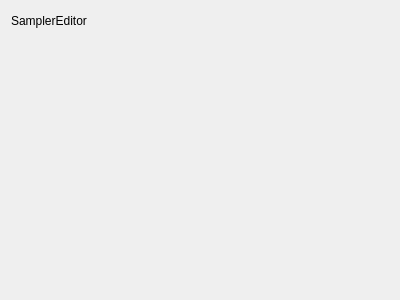
The window that Tools/Editor/samplereditor/samplereditorwidget.ui (marcellfischbach/CobaltSKY) describes before a commit, drawn with Qt 5.
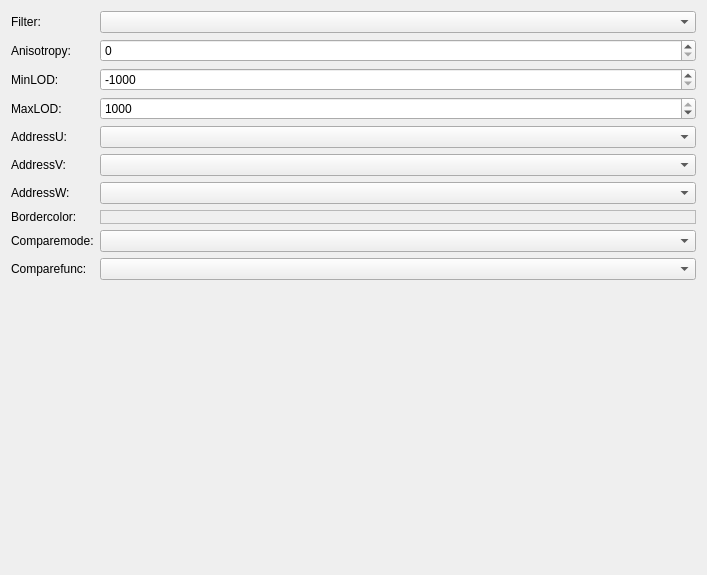
The same window after the commit.

Diff of the .ui file:
```diff
--- a/Tools/Editor/samplereditor/samplereditorwidget.ui
+++ b/Tools/Editor/samplereditor/samplereditorwidget.ui
@@ -6,8 +6,8 @@
    <rect>
     <x>0</x>
     <y>0</y>
-    <width>400</width>
-    <height>300</height>
+    <width>707</width>
+    <height>575</height>
    </rect>
   </property>
   <property name="windowTitle">
@@ -16,25 +16,142 @@
   <layout class="QGridLayout" name="gridLayout">
    <item row="0" column="0">
     <widget class="QLabel" name="label">
+     <property name="sizePolicy">
+      <sizepolicy hsizetype="Maximum" vsizetype="Preferred">
+       <horstretch>0</horstretch>
+       <verstretch>0</verstretch>
+      </sizepolicy>
+     </property>
      <property name="text">
-      <string>SamplerEditor</string>
+      <string>Filter:</string>
      </property>
     </widget>
    </item>
    <item row="0" column="1">
-    <spacer name="horizontalSpacer">
-     <property name="orientation">
-      <enum>Qt::Horizontal</enum>
-     </property>
-     <property name="sizeHint" stdset="0">
-      <size>
-       <width>287</width>
-       <height>20</height>
-      </size>
-     </property>
-    </spacer>
+    <widget class="QComboBox" name="cbFilter"/>
    </item>
    <item row="1" column="0">
+    <widget class="QLabel" name="label_2">
+     <property name="text">
+      <string>Anisotropy:</string>
+     </property>
+    </widget>
+   </item>
+   <item row="1" column="1">
+    <widget class="QSpinBox" name="sbAnisotropy">
+     <property name="maximum">
+      <number>16</number>
+     </property>
+    </widget>
+   </item>
+   <item row="2" column="0">
+    <widget class="QLabel" name="label_3">
+     <property name="text">
+      <string>MinLOD:</string>
+     </property>
+    </widget>
+   </item>
+   <item row="2" column="1">
+    <widget class="QSpinBox" name="sbMinLOD">
+     <property name="minimum">
+      <number>-1000</number>
+     </property>
+     <property name="maximum">
+      <number>1000</number>
+     </property>
+     <property name="value">
+      <number>-1000</number>
+     </property>
+    </widget>
+   </item>
+   <item row="3" column="0">
+    <widget class="QLabel" name="label_4">
+     <property name="text">
+      <string>MaxLOD:</string>
+     </property>
+    </widget>
+   </item>
+   <item row="3" column="1">
+    <widget class="QSpinBox" name="sbMaxLOD">
+     <property name="minimum">
+      <number>-1000</number>
+     </property>
+     <property name="maximum">
+      <number>1000</number>
+     </property>
+     <property name="value">
+      <number>1000</number>
+     </property>
+    </widget>
+   </item>
+   <item row="4" column="0">
+    <widget class="QLabel" name="label_5">
+     <property name="text">
+      <string>AddressU:</string>
+     </property>
+    </widget>
+   </item>
+   <item row="4" column="1">
+    <widget class="QComboBox" name="cbAddressU"/>
+   </item>
+   <item row="5" column="0">
+    <widget class="QLabel" name="label_6">
+     <property name="text">
+      <string>AddressV:</string>
+     </property>
+    </widget>
+   </item>
+   <item row="5" column="1">
+    <widget class="QComboBox" name="cbAddressV"/>
+   </item>
+   <item row="6" column="0">
+    <widget class="QLabel" name="label_7">
+     <property name="text">
+      <string>AddressW:</string>
+     </property>
+    </widget>
+   </item>
+   <item row="6" column="1">
+    <widget class="QComboBox" name="cbAddressW"/>
+   </item>
+   <item row="7" column="0">
+    <widget class="QLabel" name="label_8">
+     <property name="text">
+      <string>Bordercolor:</string>
+     </property>
+    </widget>
+   </item>
+   <item row="7" column="1">
+    <widget class="QFrame" name="fBorderColor">
+     <property name="frameShape">
+      <enum>QFrame::StyledPanel</enum>
+     </property>
+     <property name="frameShadow">
+      <enum>QFrame::Sunken</enum>
+     </property>
+    </widget>
+   </item>
+   <item row="8" column="0">
+    <widget class="QLabel" name="label_9">
+     <property name="text">
+      <string>Comparemode:</string>
+     </property>
+    </widget>
+   </item>
+   <item row="8" column="1">
+    <widget class="QComboBox" name="cbCompareMode"/>
+   </item>
+   <item row="9" column="0">
+    <widget class="QLabel" name="label_10">
+     <property name="text">
+      <string>Comparefunc:</string>
+     </property>
+    </widget>
+   </item>
+   <item row="9" column="1">
+    <widget class="QComboBox" name="cbCompareFunc"/>
+   </item>
+   <item row="10" column="1">
     <spacer name="verticalSpacer">
      <property name="orientation">
       <enum>Qt::Vertical</enum>
@@ -42,7 +159,7 @@
      <property name="sizeHint" stdset="0">
       <size>
        <width>20</width>
-       <height>245</height>
+       <height>266</height>
       </size>
      </property>
     </spacer>
```
